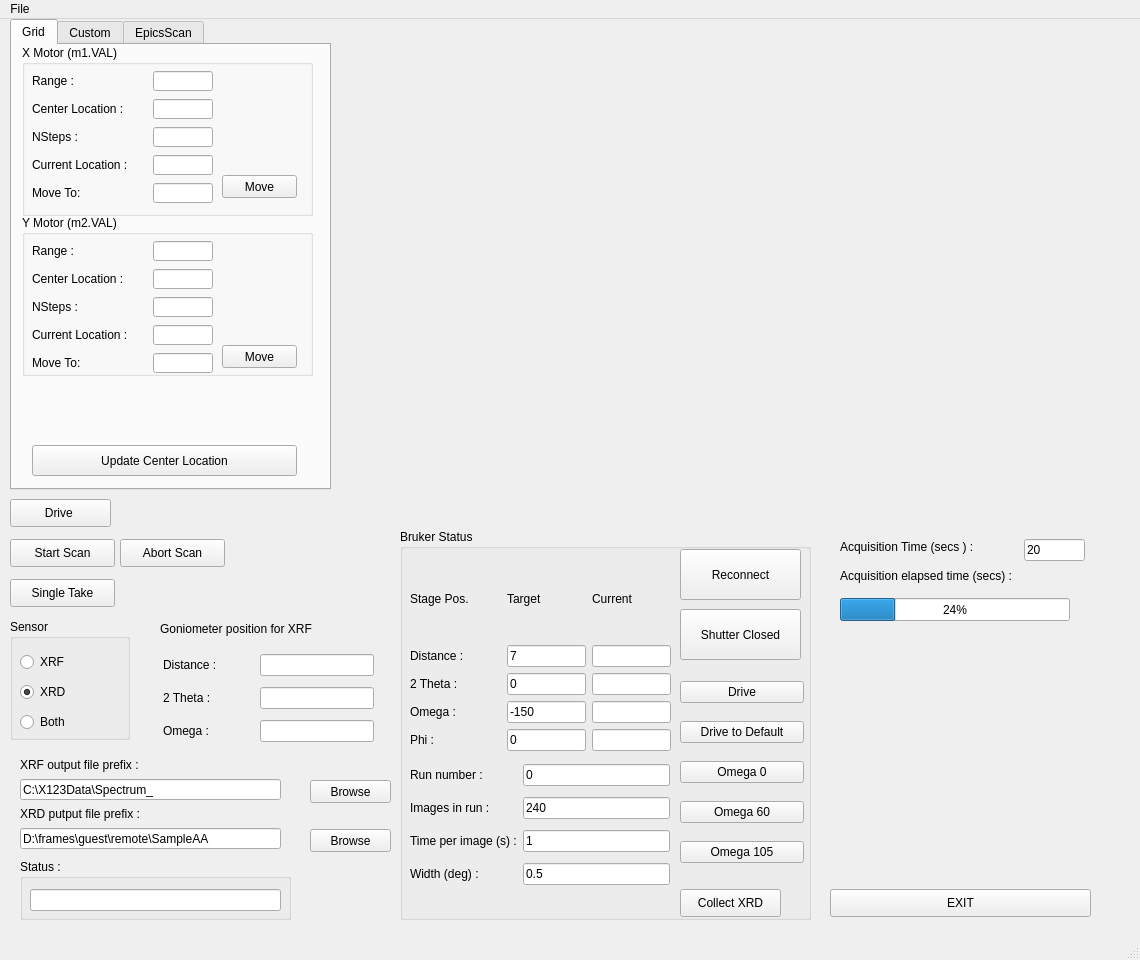
Old version of the form gridscan_mainwin.ui in the repository hgarbeil/pyAmptek.
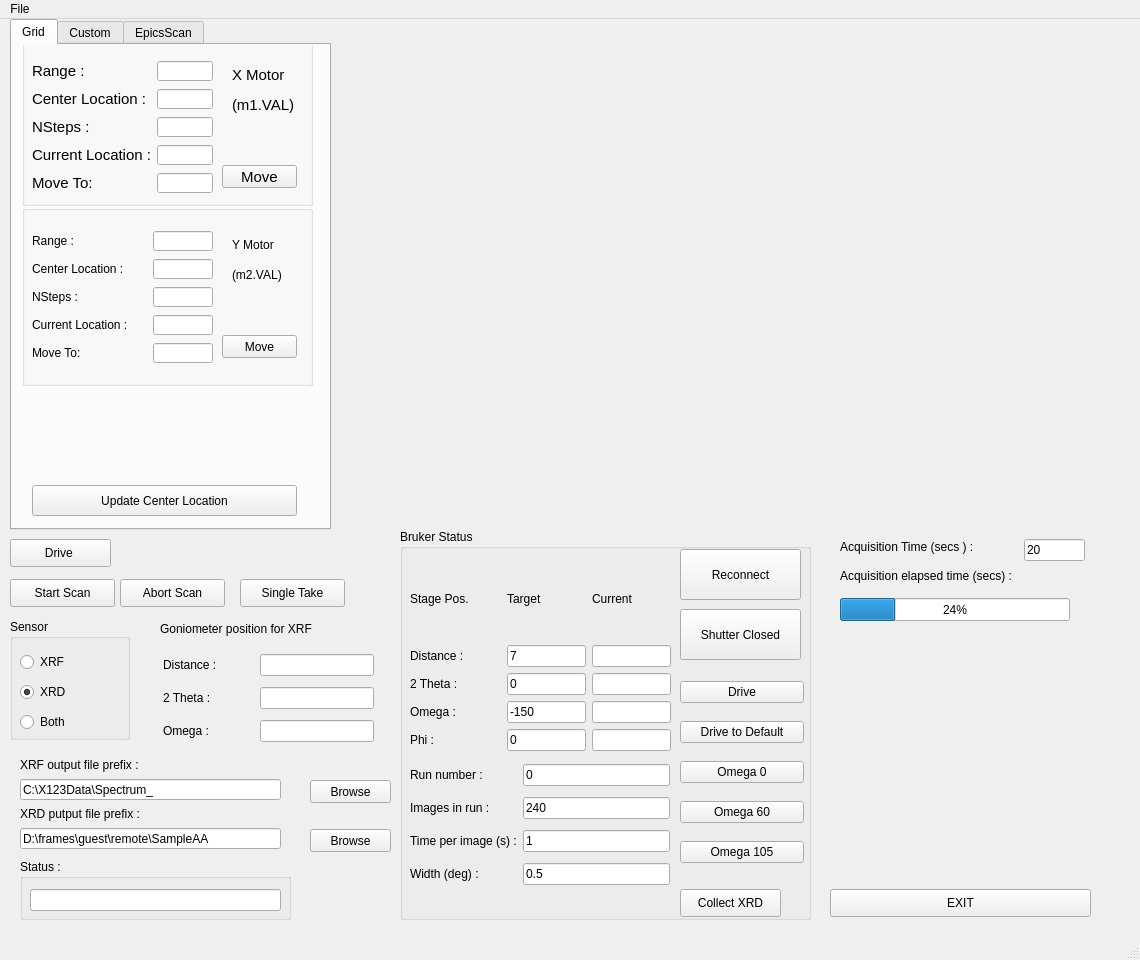
New version of the form. Custom widgets are drawn as their Qt base class.

Commit message: add file overwrite to xrd scan

Diff of the .ui file:
```diff
--- a/gridscan_mainwin.ui
+++ b/gridscan_mainwin.ui
@@ -18,7 +18,7 @@
     <property name="geometry">
      <rect>
       <x>10</x>
-      <y>520</y>
+      <y>560</y>
       <width>105</width>
       <height>28</height>
      </rect>
@@ -147,7 +147,7 @@
    <widget class="QPushButton" name="singleAcqButton">
     <property name="geometry">
      <rect>
-      <x>10</x>
+      <x>240</x>
       <y>560</y>
       <width>105</width>
       <height>28</height>
@@ -167,7 +167,7 @@
     <property name="geometry">
      <rect>
       <x>120</x>
-      <y>520</y>
+      <y>560</y>
       <width>105</width>
       <height>28</height>
      </rect>
@@ -186,7 +186,7 @@
     <property name="geometry">
      <rect>
       <x>10</x>
-      <y>480</y>
+      <y>520</y>
       <width>101</width>
       <height>28</height>
      </rect>
@@ -239,7 +239,7 @@
       <x>10</x>
       <y>0</y>
       <width>321</width>
-      <height>471</height>
+      <height>511</height>
      </rect>
     </property>
     <property name="currentIndex">
@@ -253,13 +253,21 @@
       <property name="geometry">
        <rect>
         <x>10</x>
-        <y>0</y>
+        <y>-10</y>
         <width>291</width>
         <height>171</height>
        </rect>
       </property>
+      <property name="font">
+       <font>
+        <pointsize>11</pointsize>
+       </font>
+      </property>
       <property name="title">
-       <string>X Motor (m1.VAL)</string>
+       <string/>
+      </property>
+      <property name="flat">
+       <bool>false</bool>
       </property>
       <widget class="QPushButton" name="x_MoveButton">
        <property name="geometry">
@@ -401,18 +409,44 @@
         </item>
        </layout>
       </widget>
+      <widget class="QLabel" name="label_33">
+       <property name="geometry">
+        <rect>
+         <x>210</x>
+         <y>60</y>
+         <width>62</width>
+         <height>20</height>
+        </rect>
+       </property>
+       <property name="text">
+        <string>(m1.VAL)</string>
+       </property>
+      </widget>
+      <widget class="QLabel" name="label_34">
+       <property name="geometry">
+        <rect>
+         <x>210</x>
+         <y>30</y>
+         <width>62</width>
+         <height>20</height>
+        </rect>
+       </property>
+       <property name="text">
+        <string>X Motor</string>
+       </property>
+      </widget>
      </widget>
      <widget class="QGroupBox" name="groupBox_2">
       <property name="geometry">
        <rect>
         <x>10</x>
-        <y>170</y>
+        <y>160</y>
         <width>291</width>
-        <height>161</height>
+        <height>181</height>
        </rect>
       </property>
       <property name="title">
-       <string>Y Motor (m2.VAL)</string>
+       <string/>
       </property>
       <widget class="QPushButton" name="y_MoveButton">
        <property name="geometry">
@@ -554,12 +588,44 @@
         </item>
        </layout>
       </widget>
+      <widget class="QLabel" name="label_35">
+       <property name="geometry">
+        <rect>
+         <x>210</x>
+         <y>30</y>
+         <width>62</width>
+         <height>20</height>
+        </rect>
+       </property>
+       <property name="text">
+        <string>Y Motor</string>
+       </property>
+      </widget>
+      <widget class="QLabel" name="label_36">
+       <property name="geometry">
+        <rect>
+         <x>210</x>
+         <y>60</y>
+         <width>62</width>
+         <height>20</height>
+        </rect>
+       </property>
+       <property name="frameShape">
+        <enum>QFrame::NoFrame</enum>
+       </property>
+       <property name="lineWidth">
+        <number>1</number>
+       </property>
+       <property name="text">
+        <string>(m2.VAL)</string>
+       </property>
+      </widget>
      </widget>
      <widget class="QPushButton" name="updateCenterButton">
       <property name="geometry">
        <rect>
         <x>20</x>
-        <y>400</y>
+        <y>440</y>
         <width>265</width>
         <height>31</height>
        </rect>
```
The commit also changes 1 other file.
